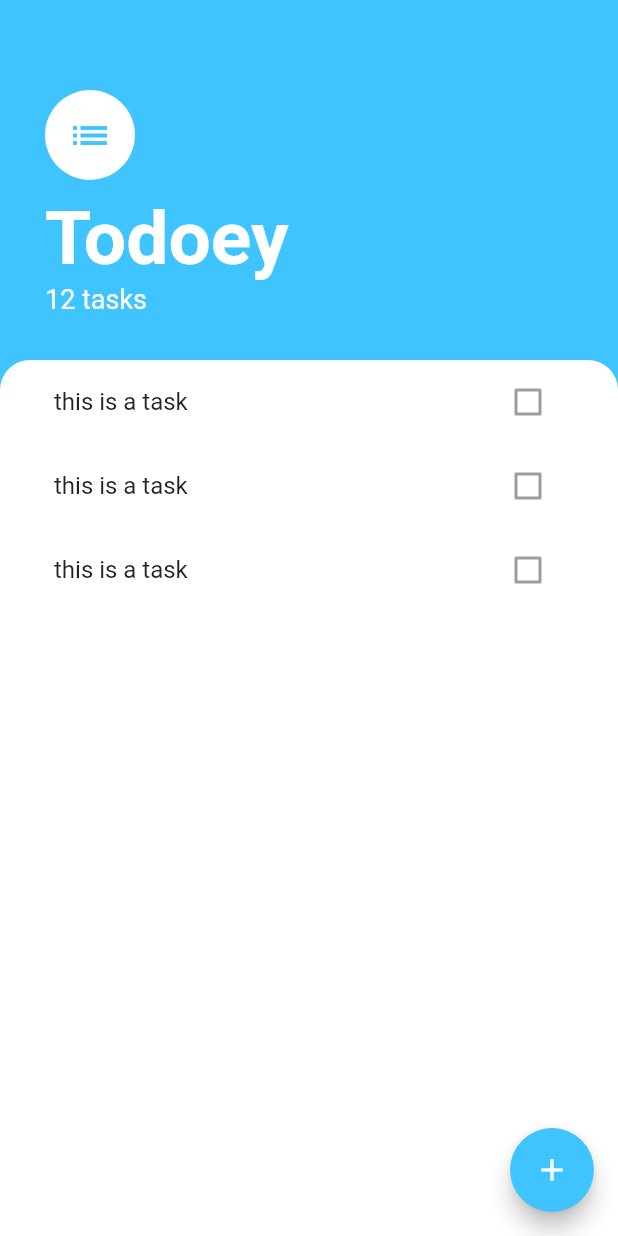
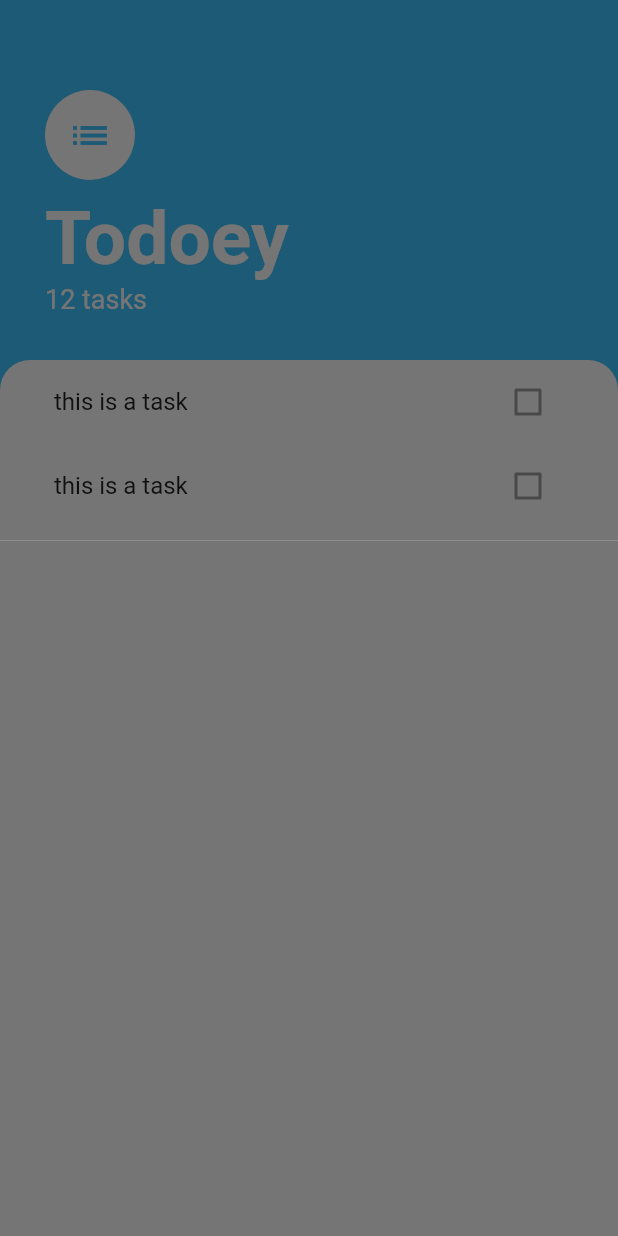
Before and after one commit to Zims/todoey_flutter, a Flutter app: the screen it shows after launch, after a tap on the "add" icon, on a phone screen of 412 x 824 dp. Run offline on Flutter 3.47's test engine with Material 2 defaults, Android fonts, the phone set to English and light mode, and no system bars.

Commit message:
seperate pop-up

```diff
--- /dev/null
+++ b/lib/screens/add_task_screen.dart
@@ -0,0 +1,13 @@
+import 'package:flutter/material.dart';
+
+class AddTaskScreen extends StatelessWidget {
+  @override
+  Widget build(BuildContext context) {
+    return Container(
+      color: Color(0xff757575),
+      child: Container(
+        decoration: BoxDecoration(),
+      ),
+    );
+  }
+}
--- a/lib/screens/tasks_screen.dart
+++ b/lib/screens/tasks_screen.dart
@@ -1,5 +1,6 @@
 import 'package:flutter/material.dart';
 import 'package:todoey_flutter/widgets/tasks_list.dart';
+import 'package:todoey_flutter/screens/add_task_screen.dart';
 
 class TasksScreen extends StatelessWidget {
   @override
@@ -7,11 +8,14 @@ class TasksScreen extends StatelessWidget {
     return Scaffold(
       backgroundColor: Colors.lightBlueAccent,
       floatingActionButton: FloatingActionButton(
-        onPressed: () {},
         backgroundColor: Colors.lightBlueAccent,
         child: Icon(
           Icons.add,
         ),
+        onPressed: () {
+          showModalBottomSheet(
+              context: context, builder: (context) => AddTaskScreen());
+        },
       ),
       body: Column(
         crossAxisAlignment: CrossAxisAlignment.start,
```
